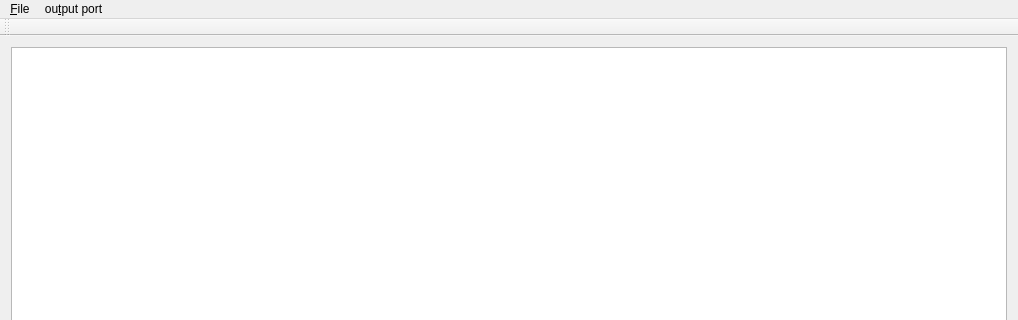
The window that src/mainwindow.ui (s-d-m/lilyplayer) describes before a commit, drawn with Qt 5; both pictures show x 0 to 1018 and y 0 to 320 of the 1018 by 541 pixel window.
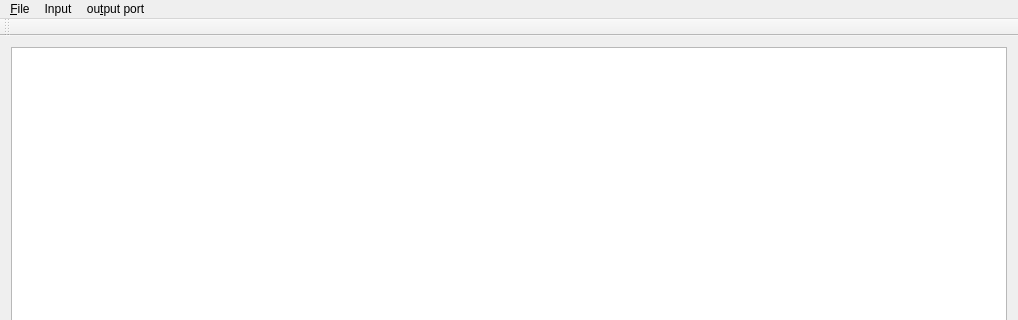
The same window after the commit.

Commit message:
Added a "input" menu in the menubar.
For now it only has a "select file" button which does the same as
File->open.

The edit to the form file:
```diff
--- a/src/mainwindow.ui
+++ b/src/mainwindow.ui
@@ -17,6 +17,7 @@
    <string>MainWindow</string>
   </property>
   <property name="styleSheet">
+   <string/>
   </property>
   <widget class="QWidget" name="centralWidget">
    <property name="autoFillBackground">
@@ -110,7 +111,14 @@
      <string>ou&amp;tput port</string>
     </property>
    </widget>
+   <widget class="QMenu" name="menuInput">
+    <property name="title">
+     <string>Input</string>
+    </property>
+    <addaction name="actionSelect_file"/>
+   </widget>
    <addaction name="menuFile"/>
+   <addaction name="menuInput"/>
    <addaction name="menuOutput_port"/>
   </widget>
   <widget class="QToolBar" name="mainToolBar">
```
Left out of the diff: 27 changed lines with no effect on the pictures.
